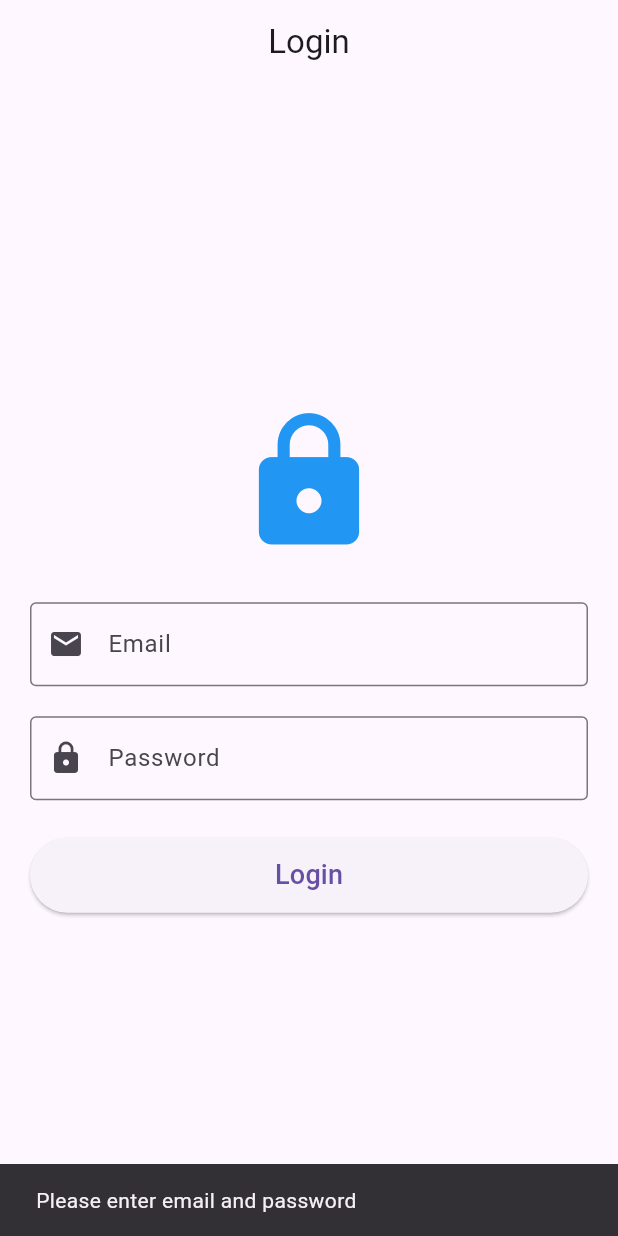
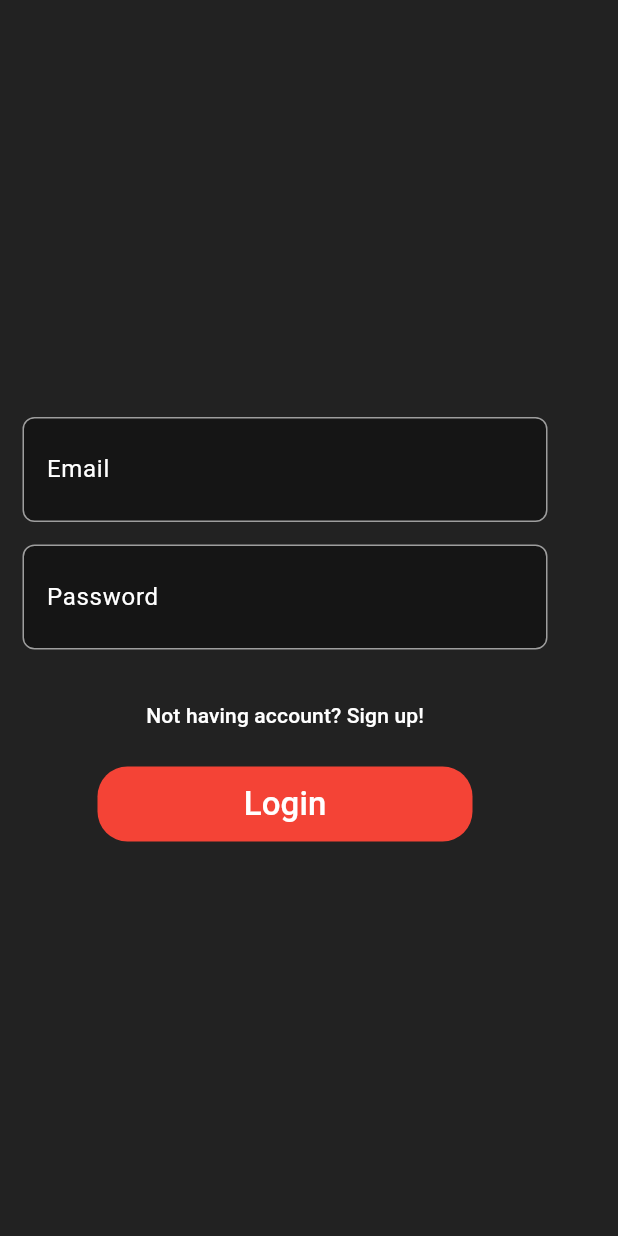
Before and after one commit to jainvasu1/SnapNote, a Flutter app: the screen it shows after launch, after a tap on "Login", on a phone screen of 412 x 824 dp. Run offline on Flutter 3.47's test engine with Material 3 defaults, Android fonts, the light colour scheme and no system bars; our stand-ins replace rive; statements that could not run were skipped.

Commit message:
Style: Login-Page

```diff
--- /dev/null
+++ b/lib/constants/app_routes.dart
@@ -0,0 +1,18 @@
+import '../screens/login_screen.dart';
+import '../screens/notes_list_screen.dart';
+import '../screens/add_note_screen.dart';
+import '../screens/notes_detail_screen.dart';
+
+class AppRoutes {
+  static const login = '/';
+  static const notesList = '/notes';
+  static const addNote = '/add';
+  static const detail = '/detail';
+
+  static final routes = {
+    login: (context) => const LoginScreen(),
+    notesList: (context) => const NotesListScreen(),
+    addNote: (context) => const AddNoteScreen(),
+    detail: (context) => const NotesDetailScreen(),
+  };
+}
--- a/lib/main.dart
+++ b/lib/main.dart
@@ -1,5 +1,5 @@
 import 'package:flutter/material.dart';
-import '../screens/login_screen.dart';
+import 'constants/app_routes.dart';
 
 void main() {
   runApp(const MyApp());
@@ -12,9 +12,8 @@ class MyApp extends StatelessWidget {
   Widget build(BuildContext context) {
     return MaterialApp(
       debugShowCheckedModeBanner: false,
-      title: 'Login App',
-      theme: ThemeData(primarySwatch: Colors.blue),
-      home: const LoginScreen(),
+      initialRoute: AppRoutes.login,
+      routes: AppRoutes.routes,
     );
   }
 }
--- a/lib/screens/login_screen.dart
+++ b/lib/screens/login_screen.dart
@@ -1,4 +1,7 @@
 import 'package:flutter/material.dart';
+import 'package:flutter/services.dart';
+import 'package:rive/rive.dart';
+import '../constants/app_routes.dart';
 
 class LoginScreen extends StatefulWidget {
   const LoginScreen({super.key});
@@ -8,82 +11,203 @@ class LoginScreen extends StatefulWidget {
 }
 
 class _LoginScreenState extends State<LoginScreen> {
-  final TextEditingController emailController = TextEditingController();
-  final TextEditingController passwordController = TextEditingController();
+  final emailController = TextEditingController();
+  final passController = TextEditingController();
 
-  void login() {
-    String email = emailController.text.trim();
-    String password = passwordController.text.trim();
+  var animationLink = 'assets/login-bear.riv';
 
-    if (email.isEmpty || password.isEmpty) {
-      ScaffoldMessenger.of(context).showSnackBar(
-        const SnackBar(content: Text('Please enter email and password')),
+  SMITrigger? failTrigger, successTrigger;
+  SMIBool? isHandsUp, isChecking;
+  SMINumber? lookNum;
+  StateMachineController? stateMachineController;
+  Artboard? artboard;
+
+  @override
+  void initState() {
+    super.initState();
+
+    rootBundle.load(animationLink).then((value) {
+      final file = RiveFile.import(value);
+      final art = file.mainArtboard;
+
+      stateMachineController = StateMachineController.fromArtboard(
+        art,
+        "Login Machine",
       );
-      return;
+
+      if (stateMachineController != null) {
+        art.addController(stateMachineController!);
+
+        for (var element in stateMachineController!.inputs) {
+          switch (element.name) {
+            case "isChecking":
+              isChecking = element as SMIBool;
+              break;
+            case "isHandsUp":
+              isHandsUp = element as SMIBool;
+              break;
+            case "trigSuccess":
+              successTrigger = element as SMITrigger;
+              break;
+            case "trigFail":
+              failTrigger = element as SMITrigger;
+              break;
+            case "numLook":
+              lookNum = element as SMINumber;
+              break;
+          }
+        }
       }
 
-    ScaffoldMessenger.of(
-      context,
-    ).showSnackBar(SnackBar(content: Text('Welcome $email')));
+      setState(() => artboard = art);
+    });
   }
 
   @override
   void dispose() {
     emailController.dispose();
-    passwordController.dispose();
+    passController.dispose();
     super.dispose();
+  }
+
+  // Animation Controls
+  void lookAround() {
+    isChecking?.change(true);
+    isHandsUp?.change(false);
+    lookNum?.change(0);
+  }
+
+  void moveEyes(String value) {
+    lookNum?.change(value.length.toDouble());
+  }
+
+  void handsUpOnEyes() {
+    isHandsUp?.change(true);
+    isChecking?.change(false);
+  }
+
+  // LOGIN LOGIC + ROUTING
+  void loginClick() {
+    isChecking?.change(false);
+    isHandsUp?.change(false);
+
+    if (emailController.text == "email" && passController.text == "pass") {
+      successTrigger?.fire();
+
+      // Navigate after slight delay (so animation plays)
+      Future.delayed(const Duration(milliseconds: 800), () {
+        Navigator.pushReplacementNamed(context, AppRoutes.notesList);
+      });
+    } else {
+      failTrigger?.fire();
+    }
+
+    setState(() {});
   }
 
   @override
   Widget build(BuildContext context) {
     return Scaffold(
-      appBar: AppBar(title: const Text('Login'), centerTitle: true),
-      body: Padding(
-        padding: const EdgeInsets.all(20),
-        child: Center(
-          child: SingleChildScrollView(
+      resizeToAvoidBottomInset: false,
+      backgroundColor: Colors.black87,
+      body: SingleChildScrollView(
+        child: SizedBox(
+          height: MediaQuery.of(context).size.height,
           child: Column(
+            mainAxisAlignment: MainAxisAlignment.center,
             children: [
-                const Icon(Icons.lock, size: 100, color: Colors.blue),
-                const SizedBox(height: 30),
+              // RIVE ANIMATION
+              if (artboard != null)
+                SizedBox(
+                  width: 400,
+                  height: 250,
+                  child: Rive(artboard: artboard!),
+                ),
 
-                TextField(
+              // EMAIL FIELD
+              Padding(
+                padding: const EdgeInsets.all(15.0),
+                child: Container(
+                  height: 70,
+                  width: 350,
+                  decoration: BoxDecoration(
+                    color: Colors.black38,
+                    borderRadius: BorderRadius.circular(8),
+                    border: Border.all(color: Colors.grey),
+                  ),
+                  child: TextFormField(
+                    onTap: lookAround,
+                    onChanged: moveEyes,
                     controller: emailController,
-                  keyboardType: TextInputType.emailAddress,
+                    style: const TextStyle(color: Colors.white),
                     decoration: const InputDecoration(
+                      contentPadding: EdgeInsets.all(15),
+                      border: InputBorder.none,
                       labelText: 'Email',
-                    border: OutlineInputBorder(),
-                    prefixIcon: Icon(Icons.email),
+                      labelStyle: TextStyle(color: Colors.white),
+                    ),
+                  ),
                 ),
               ),
 
-                const SizedBox(height: 20),
-
-                TextField(
-                  controller: passwordController,
+              // PASSWORD FIELD
+              Padding(
+                padding: const EdgeInsets.symmetric(horizontal: 15),
+                child: Container(
+                  height: 70,
+                  width: 350,
+                  margin: const EdgeInsets.only(bottom: 20),
+                  decoration: BoxDecoration(
+                    color: Colors.black38,
+                    borderRadius: BorderRadius.circular(8),
+                    border: Border.all(color: Colors.grey),
+                  ),
+                  child: TextFormField(
+                    onTap: handsUpOnEyes,
                     obscureText: true,
+                    controller: passController,
+                    style: const TextStyle(color: Colors.white),
                     decoration: const InputDecoration(
+                      contentPadding: EdgeInsets.all(15),
+                      border: InputBorder.none,
                       labelText: 'Password',
-                    border: OutlineInputBorder(),
-                    prefixIcon: Icon(Icons.lock),
+                      labelStyle: TextStyle(color: Colors.white),
+                    ),
+                  ),
                 ),
               ),
 
-                const SizedBox(height: 25),
+              // SIGNUP
+              TextButton(
+                onPressed: () {},
+                child: const Text(
+                  'Not having account? Sign up!',
+                  style: TextStyle(color: Colors.white),
+                ),
+              ),
 
-                SizedBox(
-                  width: double.infinity,
+              const SizedBox(height: 10),
+
+              // LOGIN BUTTON
+              Container(
                 height: 50,
-                  child: ElevatedButton(
-                    onPressed: login,
-                    child: const Text('Login', style: TextStyle(fontSize: 18)),
+                width: 250,
+                decoration: BoxDecoration(
+                  color: Colors.red,
+                  borderRadius: BorderRadius.circular(20),
+                ),
+                child: MaterialButton(
+                  onPressed: loginClick,
+                  child: const Text(
+                    'Login',
+                    style: TextStyle(color: Colors.white, fontSize: 22),
+                  ),
                 ),
               ),
             ],
           ),
         ),
       ),
-      ),
     );
   }
 }
--- a/pubspec.yaml
+++ b/pubspec.yaml
@@ -30,7 +30,7 @@ environment:
 dependencies:
   flutter:
     sdk: flutter
-
+  rive: ^0.11.14
   # The following adds the Cupertino Icons font to your application.
   # Use with the CupertinoIcons class for iOS style icons.
   #cupertino_icons: ^1.0.8
@@ -58,6 +58,10 @@ flutter:
   uses-material-design: true
 
   # To add assets to your application, add an assets section, like this:
+
+  assets:
+    - assets/login-bear.riv
+
   # assets:
   #   - images/a_dot_burr.jpeg
   #   - images/a_dot_ham.jpeg
```
Also changed, not shown: lib/constants/app_text_styles.dart (added, +27 -0 lines), lib/constants/app_colors.dart (added), pubspec.lock, 1 other file. Lines whose indentation alone changed are shown as unchanged.
